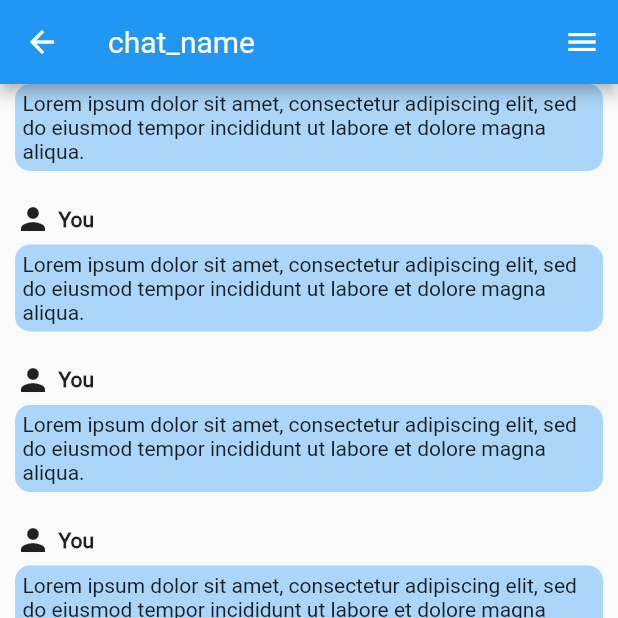
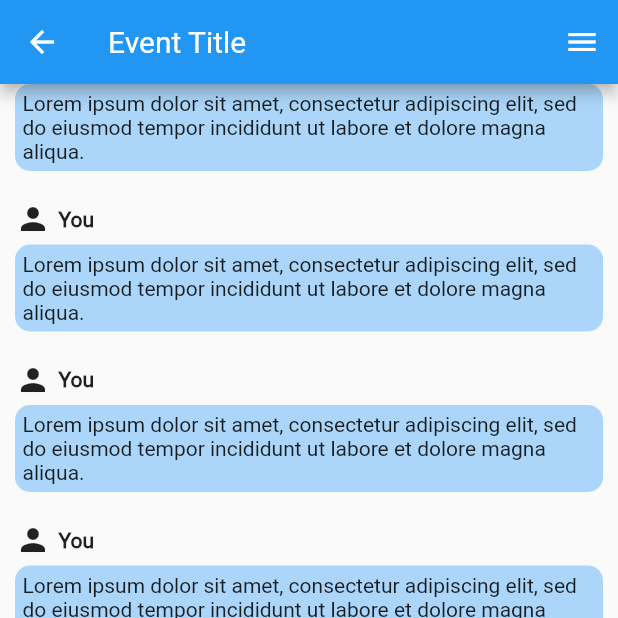
Before and after one commit to afonsoafonsoafonso/bird-chat, a Flutter app: the ChatPage screen opened by its route, after a tap on the "send" icon, on a phone screen of 412 x 824 dp, the top half of it. Run offline on Flutter 3.47's test engine with Material 2 defaults, Android fonts, the phone set to English and light mode, and no system bars; network calls fail.

Commit message:
MockDatabase class, starting controllers for chat pages

```diff
--- a/bird_chat/lib/main.dart
+++ b/bird_chat/lib/main.dart
@@ -1,8 +1,13 @@
+import 'package:bird_chat/screens/ChatPage.dart';
+import 'package:bird_chat/services/DatabaseMock.dart';
 import 'package:flutter/material.dart';
 import 'package:bird_chat/screens/home.dart';
+import 'package:flutter/services.dart';
 import 'router.dart' as router;
 
 void main() {
+
+  DatabaseMock.initialize();
 
   runApp(
     MaterialApp(
--- /dev/null
+++ b/bird_chat/lib/models/Message.dart
@@ -0,0 +1,26 @@
+
+class Message extends Comparable<Message> {
+  final String key;
+  final String name;
+  final String text;
+  final int timestamp;
+
+  Message({this.key, this.name, this.timestamp, this.text});
+
+  factory Message.fromJson(Map<String, dynamic> json) {
+    return Message(
+      key: json['user'] as String,
+      name: json['user'] as String,
+      text: json['text'] as String,
+      timestamp: json['timestamp'] as int
+    );
+  }
+
+  @override
+  int compareTo(Message other) {
+    if (timestamp == other.timestamp) {
+      return name.compareTo(other.name);
+    }
+    return timestamp.compareTo(other.timestamp);
+  }
+}
--- a/bird_chat/lib/router.dart
+++ b/bird_chat/lib/router.dart
@@ -1,7 +1,12 @@
+import 'package:bird_chat/models/date.dart';
+import 'package:bird_chat/models/events.dart';
+import 'package:bird_chat/models/startTime.dart';
+import 'package:bird_chat/models/time.dart';
 import 'package:bird_chat/screens/GroupInfoPage.dart';
 import 'package:bird_chat/screens/home.dart';
 import 'package:bird_chat/screens/ChatPage.dart';
 import 'package:bird_chat/screens/profile_page.dart';
+import 'package:bird_chat/services/MessagesController.dart';
 import 'package:flutter/material.dart';
 import 'package:bird_chat/screens/CreatePage.dart';
 import 'package:bird_chat/screens/UndefinedView.dart';
@@ -13,11 +18,39 @@ Route<dynamic> generateRoute(RouteSettings settings){
     case CreatePage.route:
       return MaterialPageRoute(builder: (context) => CreatePage());
     case ChatPage.route:
-      return MaterialPageRoute(builder: (context) => ChatPage());
+      Event optional = new Event(
+        id: 0,
+        creator: "user",
+        title: "Event Title",
+        description: "A thing where we talk and stuff",
+        location: "place",
+        startTime: StartTime(
+          date: Date(day: 1, month: 1, year: 1970),
+          time: Time(hours: 0, minutes: 0)
+        ),
+        tags: <String>["TagA, TagB"],
+      );
+      return MaterialPageRoute(builder: (context) => ChatPage(
+        event: optional,
+        controller: MessagesController(event: optional),
+      ));
     case ProfilePage.route:
       return MaterialPageRoute(builder: (context) => ProfilePage());
     case GroupInfoPage.route:
-      return MaterialPageRoute(builder: (context) => GroupInfoPage());
+      Event optional = new Event(
+        id: 0,
+        creator: "user",
+        title: "Event Title",
+        description: "A thing where we talk and stuff",
+        location: "place",
+        startTime: StartTime(
+          date: Date(day: 1, month: 1, year: 1970),
+          time: Time(hours: 0, minutes: 0)
+        ),
+        tags: <String>["TagA, TagB"],
+      );
+
+      return MaterialPageRoute(builder: (context) => GroupInfoPage(event: optional));
     default:
       return MaterialPageRoute(builder: (context) => UndefinedView(name: settings.name));
 
--- a/bird_chat/lib/screens/ChatPage.dart
+++ b/bird_chat/lib/screens/ChatPage.dart
@@ -1,17 +1,25 @@
 import 'dart:math';
 
+import 'package:bird_chat/models/events.dart';
 import 'package:bird_chat/screens/GroupInfoPage.dart';
+import 'package:bird_chat/services/MessagesController.dart';
 import 'package:flutter/material.dart';
 import 'package:flutter/widgets.dart';
+import 'package:bird_chat/models/Message.dart';
 
 class ChatPage extends StatelessWidget {
   static const String route = "/chat";
+
+  final Event event;
+  final MessagesController controller;
+
+  ChatPage({this.event, this.controller});
 
   @override
   Widget build(BuildContext context) {
     return Scaffold(
       appBar: AppBar(
-        title: Text("chat_name"),
+        title: Text(event.title),
         actions: <Widget>[
           IconButton(
             icon: Icon(Icons.menu),
@@ -23,8 +31,8 @@ class ChatPage extends StatelessWidget {
       ),
       body: Column(
         children: <Widget>[
-          MessageList(),
-          ChatForm(),
+          MessageList(controller),
+          ChatForm(controller),
         ],
       ),
     );
@@ -32,12 +40,24 @@ class ChatPage extends StatelessWidget {
 }
 
 class ChatForm extends StatefulWidget {
+
+  MessagesController controller;
+  ChatForm(MessagesController controller) {
+    this.controller = controller;
+  }
+
   @override
-  _ChatFormState createState() => _ChatFormState();
+  _ChatFormState createState() => _ChatFormState(controller);
 }
 
 class _ChatFormState extends State<ChatForm> {
   final textController = new TextEditingController();
+
+  MessagesController controller;
+
+  _ChatFormState(MessagesController controller) {
+    this.controller = controller;
+  }
 
   @override
   void dispose() {
@@ -79,15 +99,30 @@ class _ChatFormState extends State<ChatForm> {
   }
 
   void _submit() {
-    print(textController.text);
+    String text = textController.text;
     textController.clear();
+
+    controller.addMessage(Message(
+      key: "user",
+      name: "user",
+      text: text,
+      timestamp: new DateTime.now().millisecondsSinceEpoch,
+    ));
+
     return;
   }
 }
 
 class MessageList extends StatefulWidget {
+
+  MessagesController controller;
+
+  MessageList(MessagesController controller) {
+    this.controller = controller;
+  }
+
   @override
-  _MessageListState createState() => _MessageListState();
+  _MessageListState createState() => _MessageListState(controller);
 }
 
 class _MessageListState extends State<MessageList> {
@@ -96,15 +131,23 @@ class _MessageListState extends State<MessageList> {
   final lorem =
       "Lorem ipsum dolor sit amet, consectetur adipiscing elit, sed do eiusmod tempor incididunt ut labore et dolore magna aliqua.";
 
-  final messages = <Message>[];
+  List<Message> messages = <Message>[];
   String idUser = "0";
+
+  MessagesController controller;
+
+  _MessageListState(MessagesController controller) {
+    this.controller = controller;
+  }
 
   @override
   void initState() {
     super.initState();
-    _populateMessages();
+    controller.updateFunction = (msgs) {
+      messages = msgs;
+    };
+    controller.getMessages();
   }
-
 
   Widget _buildMessageCard(int i, Message msg) {
 
@@ -184,12 +227,3 @@ class _MessageListState extends State<MessageList> {
     );
   }
 }
-
-class Message {
-  final String key;
-  final String name;
-  final String text;
-  final int timestamp;
-
-  Message({this.key, this.name, this.timestamp, this.text});
-}
--- a/bird_chat/lib/screens/GroupInfoPage.dart
+++ b/bird_chat/lib/screens/GroupInfoPage.dart
@@ -1,11 +1,16 @@
-import 'dart:io';
-import 'dart:math';
-
+import 'package:bird_chat/models/date.dart';
+import 'package:bird_chat/models/events.dart';
+import 'package:bird_chat/models/startTime.dart';
+import 'package:bird_chat/models/time.dart';
 import 'package:flutter/material.dart';
 import 'package:flutter/widgets.dart';
 
 class GroupInfoPage extends StatelessWidget {
   static const String route = "/groupinfo";
+
+  final Event event;
+
+  GroupInfoPage({this.event});
 
   @override
   Widget build(BuildContext context) {
@@ -17,19 +22,21 @@ class GroupInfoPage extends StatelessWidget {
         padding: EdgeInsets.all(10),
         child: ListView(
           children: <Widget>[
-            Text("Group Name/Title",
+            //Title
+            Text(event.title,
               style: TextStyle(
                 fontSize: 24,
                 fontWeight: FontWeight.bold
               ),
             ),
-            Text("location",
+            //Title location
+            Text(event.location,
               style: TextStyle(
                 fontSize: 18,
                 color: Colors.black54,
               ),
             ),
-            Text("time",
+            Text(eventDateSring(event.startTime),
               style: TextStyle(
                 fontSize: 16,
                 color: Colors.black54,
@@ -38,7 +45,7 @@ class GroupInfoPage extends StatelessWidget {
             Divider(
               thickness: 1,
             ),
-            Text("Description"),
+            Text(event.description),
             Divider(
               thickness: 1,
             ),
@@ -47,6 +54,13 @@ class GroupInfoPage extends StatelessWidget {
         ),
       ),
     );
+  }
+
+  String eventDateSring(StartTime startTime) {
+    Date date = startTime.date;
+    Time time = startTime.time;
+
+    return "${date.day}/${date.month}/${date.year} ${time.hours}:${time.minutes}";
   }
 
 }
--- /dev/null
+++ b/bird_chat/lib/services/DatabaseMock.dart
@@ -0,0 +1,17 @@
+import 'dart:convert';
+import 'dart:io';
+
+import 'package:flutter/services.dart';
+
+class DatabaseMock {
+
+  static Map<String, dynamic> _jsonData;
+
+  static initialize() {
+    rootBundle.loadString('assets/mock.json').then((string) {
+      _jsonData = json.decode(string);
+      print('database loaded');
+    });
+  }
+
+}
--- /dev/null
+++ b/bird_chat/lib/services/MessagesController.dart
@@ -0,0 +1,27 @@
+import 'dart:collection';
+
+import 'package:bird_chat/models/Message.dart';
+import 'package:bird_chat/models/events.dart';
+import 'package:bird_chat/screens/ChatPage.dart';
+
+class MessagesController {
+
+  Event event;
+  SplayTreeSet<Message> messages = SplayTreeSet<Message>();
+
+  void Function(List<Message>) updateFunction;
+
+  MessagesController({this.event}) {
+
+  }
+
+  void getMessages() {
+    updateFunction(messages.toList());
+  }
+
+  void addMessage(Message msg) {
+    messages.add(msg);
+
+    updateFunction(messages.toList());
+  }
+}
--- a/bird_chat/pubspec.yaml
+++ b/bird_chat/pubspec.yaml
@@ -19,6 +19,9 @@ dev_dependencies:
     sdk: flutter
 
 flutter:
+
+  assets:
+    - assets/mock.json
   uses-material-design: true
 
   fonts:
```
Also changed, not shown: bird_chat/assets/mock.json (renamed from bird_chat/lib/data/mock.json), 1 other file.
